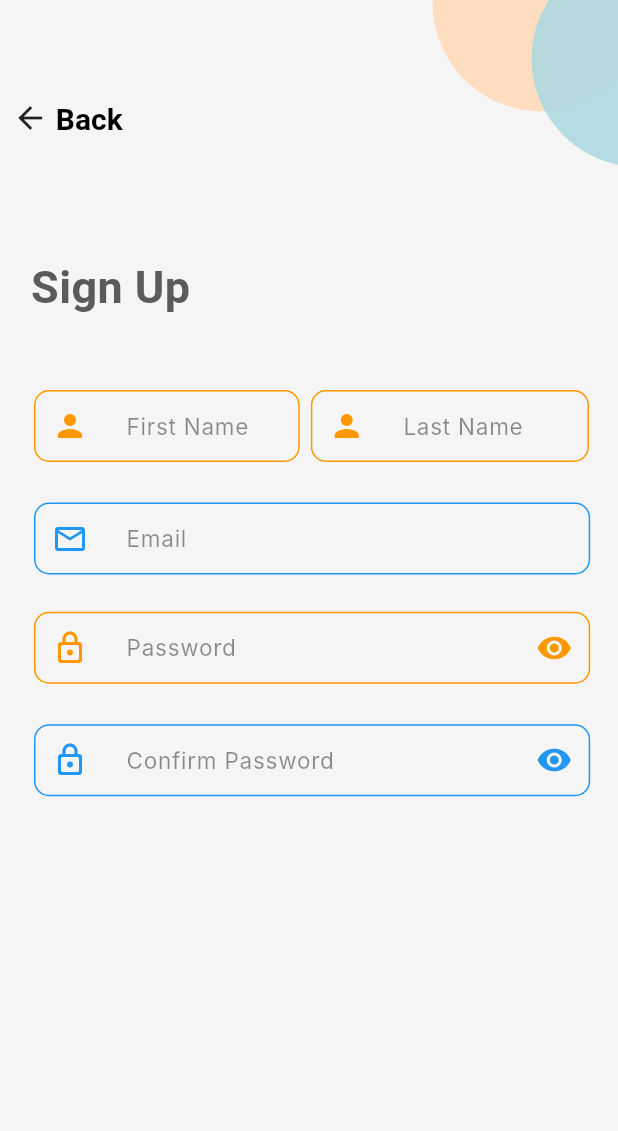
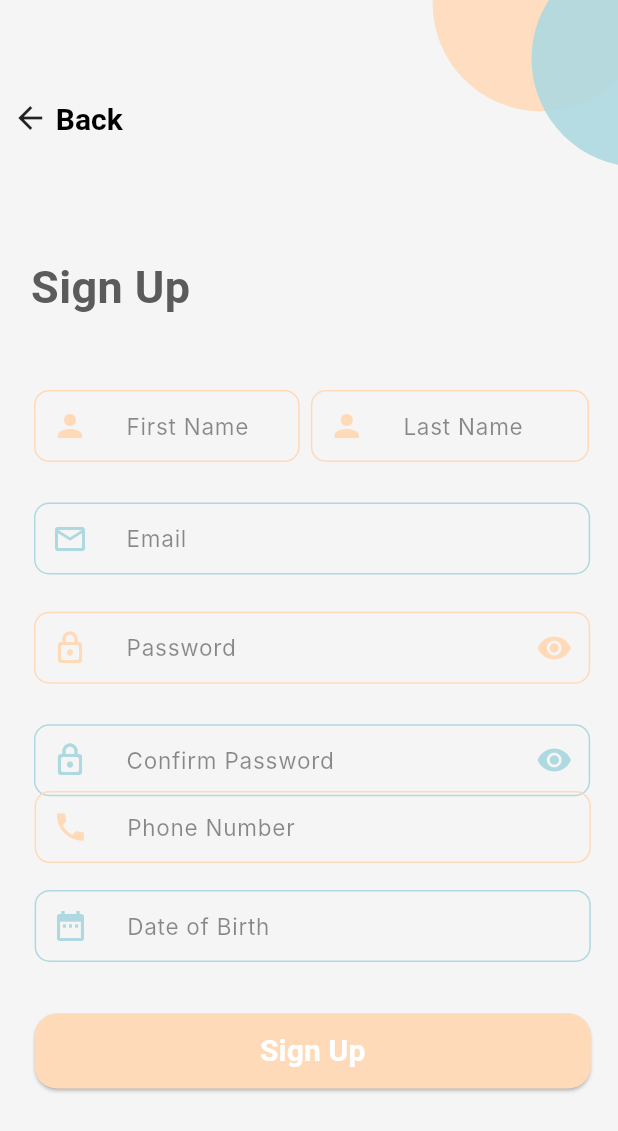
Before and after one commit to Y-Elsayed/Offers2day, a Flutter app: the SignUpPage screen opened by its route, on a phone screen of 412 x 824 dp. Shown: the top 1131 px of the screen. Run offline on Flutter 3.47's test engine with Material 3 defaults, Android fonts, the phone set to English and light mode, and no system bars; our stand-ins replace gap; Roboto replaces fonts that are missing (Intel, Inter).

Commit message:
Update signup_page.dart
- Added the rest of the textfields
- Added the 'Sign Up' button
- Changed the colors to match the UI/UX design

ToDo:
- Fix the color's opacity
- Fix spacing
- Add the 'Already have an account? *login*' text with functionality
- Polish up the signup button
- Polish up the back button

```diff
--- a/lib/pages/signup_page.dart
+++ b/lib/pages/signup_page.dart
@@ -1,6 +1,7 @@
 // Packages
 import 'package:flutter/material.dart';
 import 'package:flutter/gestures.dart';
+import 'package:flutter/services.dart';
 
 class SignUpPage extends StatefulWidget {
   const SignUpPage({super.key});
@@ -16,6 +17,8 @@ class _SignUpPageState extends State<SignUpPage> {
   final TextEditingController _passwordController = TextEditingController();
   final TextEditingController _confirmpasswordController =
       TextEditingController();
+  final TextEditingController _phonenumberController = TextEditingController();
+  final TextEditingController _dateofbirthController = TextEditingController();
 
   bool _obscureValue = true;
 
@@ -127,7 +130,8 @@ class _SignUpPageState extends State<SignUpPage> {
               child: TextField(
                 controller: _firstnameController,
                 decoration: InputDecoration(
-                  prefixIcon: const Icon(Icons.person, color: Colors.orange),
+                  prefixIcon: const Icon(Icons.person,
+                      color: Color.fromRGBO(255, 218, 185, 1)),
                   hintText: '\t\tFirst Name',
                   hintStyle: const TextStyle(
                       color: Colors.black45,
@@ -137,7 +141,8 @@ class _SignUpPageState extends State<SignUpPage> {
                   contentPadding: const EdgeInsets.symmetric(
                       vertical: 11.0, horizontal: 16.0),
                   enabledBorder: OutlineInputBorder(
-                    borderSide: const BorderSide(color: Colors.orange),
+                    borderSide: const BorderSide(
+                        color: Color.fromRGBO(255, 218, 185, 1)),
                     borderRadius: BorderRadius.circular(10.0),
                   ),
                 ),
@@ -153,7 +158,8 @@ class _SignUpPageState extends State<SignUpPage> {
               child: TextField(
                 controller: _lastnameController,
                 decoration: InputDecoration(
-                  prefixIcon: const Icon(Icons.person, color: Colors.orange),
+                  prefixIcon: const Icon(Icons.person,
+                      color: Color.fromRGBO(255, 218, 185, 1)),
                   hintText: '\t\tLast Name',
                   hintStyle: const TextStyle(
                       color: Colors.black45,
@@ -163,7 +169,8 @@ class _SignUpPageState extends State<SignUpPage> {
                   contentPadding: const EdgeInsets.symmetric(
                       vertical: 11.0, horizontal: 16.0),
                   enabledBorder: OutlineInputBorder(
-                    borderSide: const BorderSide(color: Colors.orange),
+                    borderSide: const BorderSide(
+                        color: Color.fromRGBO(255, 218, 185, 1)),
                     borderRadius: BorderRadius.circular(10.0),
                   ),
                 ),
@@ -180,7 +187,7 @@ class _SignUpPageState extends State<SignUpPage> {
                     controller: _emailController,
                     decoration: InputDecoration(
                         prefixIcon: const Icon(Icons.email_outlined,
-                            color: Colors.blue),
+                            color: Color.fromRGBO(174, 217, 224, 1)),
                         hintText: '\t\tEmail',
                         hintStyle: const TextStyle(
                             color: Colors.black45,
@@ -190,7 +197,8 @@ class _SignUpPageState extends State<SignUpPage> {
                         contentPadding: const EdgeInsets.symmetric(
                             vertical: 11.0, horizontal: 16.0),
                         enabledBorder: OutlineInputBorder(
-                            borderSide: const BorderSide(color: Colors.blue),
+                            borderSide: const BorderSide(
+                                color: Color.fromRGBO(174, 217, 224, 1)),
                             borderRadius: BorderRadius.circular(10.0))),
                   ))),
           Positioned(
@@ -207,7 +215,7 @@ class _SignUpPageState extends State<SignUpPage> {
                       obscureText: _obscureValue,
                       decoration: InputDecoration(
                         prefixIcon: const Icon(Icons.lock_outline_rounded,
-                            color: Colors.orange),
+                            color: Color.fromRGBO(255, 218, 185, 1)),
                         hintText: '\t\tPassword',
                         hintStyle: const TextStyle(
                             color: Colors.black45,
@@ -217,7 +225,8 @@ class _SignUpPageState extends State<SignUpPage> {
                         contentPadding: const EdgeInsets.symmetric(
                             vertical: 11.0, horizontal: 16.0),
                         enabledBorder: OutlineInputBorder(
-                          borderSide: const BorderSide(color: Colors.orange),
+                          borderSide: const BorderSide(
+                              color: Color.fromRGBO(255, 218, 185, 1)),
                           borderRadius: BorderRadius.circular(10.0),
                         ),
                       ),
@@ -228,7 +237,7 @@ class _SignUpPageState extends State<SignUpPage> {
                       },
                       icon: const Icon(
                         Icons.remove_red_eye,
-                        color: Colors.orange,
+                        color: Color.fromRGBO(255, 218, 185, 1),
                       ),
                     ),
                   ],
@@ -246,7 +255,7 @@ class _SignUpPageState extends State<SignUpPage> {
                       obscureText: _obscureValue,
                       decoration: InputDecoration(
                           prefixIcon: const Icon(Icons.lock_outline_rounded,
-                              color: Colors.blue),
+                              color: Color.fromRGBO(174, 217, 224, 1)),
                           hintText: '\t\tConfirm Password',
                           hintStyle: const TextStyle(
                               color: Colors.black45,
@@ -256,7 +265,8 @@ class _SignUpPageState extends State<SignUpPage> {
                           contentPadding: const EdgeInsets.symmetric(
                               vertical: 11.0, horizontal: 16.0),
                           enabledBorder: OutlineInputBorder(
-                              borderSide: const BorderSide(color: Colors.blue),
+                              borderSide: const BorderSide(
+                                  color: Color.fromRGBO(174, 217, 224, 1)),
                               borderRadius: BorderRadius.circular(10.0))),
                     ),
                     IconButton(
@@ -265,10 +275,84 @@ class _SignUpPageState extends State<SignUpPage> {
                       },
                       icon: const Icon(
                         Icons.remove_red_eye,
-                        color: Colors.blue,
+                        color: Color.fromRGBO(174, 217, 224, 1),
                       ),
                     )
                   ]))),
+          Positioned(
+              top: screenSize.height * 0.64,
+              left: screenSize.width * 0.056,
+              child: SizedBox(
+                width: screenSize.width * 0.9,
+                height: screenSize.height * 0.07,
+                child: TextField(
+                    controller: _phonenumberController,
+                    keyboardType: TextInputType.number,
+                    inputFormatters: [FilteringTextInputFormatter.digitsOnly],
+                    decoration: InputDecoration(
+                        prefixIcon: const Icon(Icons.phone,
+                            color: Color.fromRGBO(255, 218, 185, 1)),
+                        hintText: '\t\tPhone Number',
+                        hintStyle: const TextStyle(
+                            color: Colors.black45,
+                            fontSize: 15,
+                            fontFamily: 'Inter',
+                            fontWeight: FontWeight.w400),
+                        contentPadding: const EdgeInsets.symmetric(
+                            vertical: 11.0, horizontal: 16.0),
+                        enabledBorder: OutlineInputBorder(
+                            borderSide: const BorderSide(
+                                color: Color.fromRGBO(255, 218, 185, 1)),
+                            borderRadius: BorderRadius.circular(10.0)))),
+              )),
+          Positioned(
+              top: screenSize.height * 0.72,
+              left: screenSize.width * 0.056,
+              child: SizedBox(
+                width: screenSize.width * 0.9,
+                height: screenSize.height * 0.07,
+                child: TextField(
+                    controller: _dateofbirthController,
+                    keyboardType: TextInputType.datetime,
+                    inputFormatters: [FilteringTextInputFormatter.digitsOnly],
+                    decoration: InputDecoration(
+                        prefixIcon: const Icon(Icons.date_range,
+                            color: Color.fromRGBO(174, 217, 224, 1)),
+                        hintText: '\t\tDate of Birth',
+                        hintStyle: const TextStyle(
+                            color: Colors.black45,
+                            fontSize: 15,
+                            fontFamily: 'Inter',
+                            fontWeight: FontWeight.w400),
+                        contentPadding: const EdgeInsets.symmetric(
+                            vertical: 11.0, horizontal: 16.0),
+                        enabledBorder: OutlineInputBorder(
+                            borderSide: const BorderSide(
+                                color: Color.fromRGBO(174, 217, 224, 1)),
+                            borderRadius: BorderRadius.circular(10.0)))),
+              )),
+          Positioned(
+              top: screenSize.height * 0.82,
+              left: screenSize.width * 0.056,
+              width: screenSize.width * 0.9,
+              height: 50,
+              child: ElevatedButton(
+                onPressed: () {
+                  // Perform the logic for the reset pawssword
+                  Navigator.pop(context);
+                },
+                style: ElevatedButton.styleFrom(
+                    shape: RoundedRectangleBorder(
+                        borderRadius: BorderRadius.circular(15)),
+                    backgroundColor: const Color.fromRGBO(255, 218, 185, 1)),
+                child: const Text('Sign Up',
+                    textAlign: TextAlign.center,
+                    style: TextStyle(
+                        color: Colors.white,
+                        fontSize: 20,
+                        fontFamily: 'Intel',
+                        fontWeight: FontWeight.bold)),
+              ))
         ],
       ),
     ));
```
